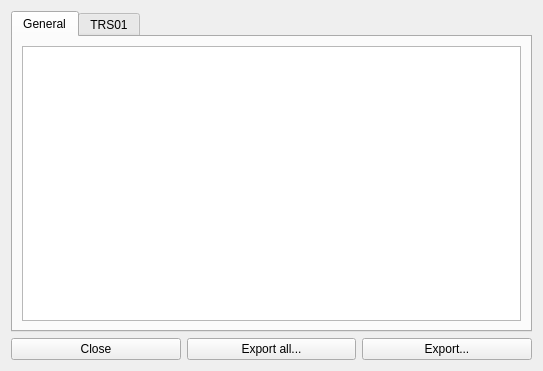
eustaceb/conversational-audio-browser, file statistics.ui: the form before one commit.
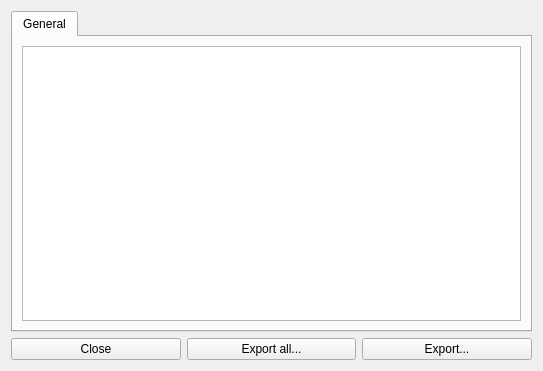
The form after the commit.

```diff
--- a/statistics.ui
+++ b/statistics.ui
@@ -29,11 +29,6 @@
        </item>
       </layout>
      </widget>
-     <widget class="QWidget" name="trs01Tab">
-      <attribute name="title">
-       <string>TRS01</string>
-      </attribute>
-     </widget>
     </widget>
    </item>
    <item row="1" column="0">
```
